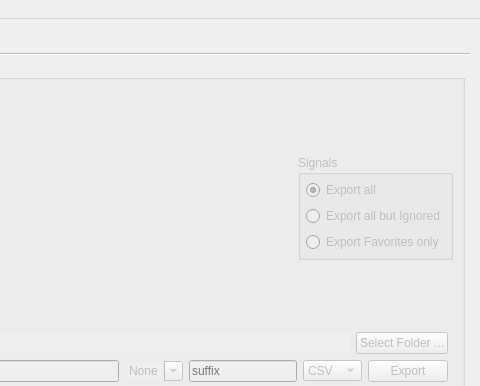
kevinanewman/colliderscope2024, file colliderscope.ui: the form before one commit; both pictures show x 575 to 1055 and y 0 to 386 of the 1055 by 832 pixel window.
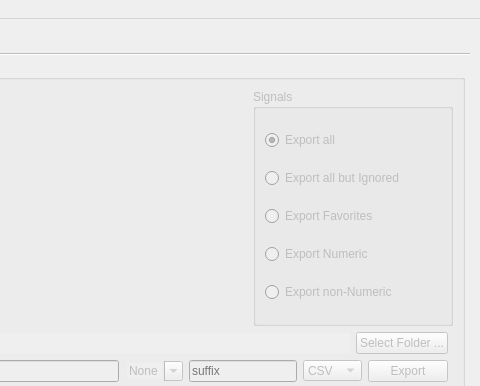
The form after the commit. The open tabs and pages were chosen to show the change. Icons and pictures are not drawn. Custom widgets are drawn as their Qt base class.

Commit message: fix for double-suffixed combined filename add option to export numeric-only or non-numeric-only data fix for combined file not obeying export row/column preferences

What changed in the file:
```diff
--- a/colliderscope.ui
+++ b/colliderscope.ui
@@ -2307,28 +2307,16 @@
              </item>
              <item>
               <widget class="QGroupBox" name="export_signal_buttons_layout">
+               <property name="minimumSize">
+                <size>
+                 <width>200</width>
+                 <height>0</height>
+                </size>
+               </property>
                <property name="title">
                 <string>Signals</string>
                </property>
                <layout class="QVBoxLayout" name="verticalLayout_10">
-                <property name="spacing">
-                 <number>-1</number>
-                </property>
-                <property name="sizeConstraint">
-                 <enum>QLayout::SetFixedSize</enum>
-                </property>
-                <property name="leftMargin">
-                 <number>5</number>
-                </property>
-                <property name="topMargin">
-                 <number>5</number>
-                </property>
-                <property name="rightMargin">
-                 <number>5</number>
-                </property>
-                <property name="bottomMargin">
-                 <number>5</number>
-                </property>
                 <item>
                  <widget class="QRadioButton" name="export_all_radioButton">
                   <property name="maximumSize">
@@ -2373,7 +2361,39 @@
                    </size>
                   </property>
                   <property name="text">
-                   <string>Export Favorites only</string>
+                   <string>Export Favorites</string>
+                  </property>
+                  <attribute name="buttonGroup">
+                   <string notr="true">export_options_buttonGroup</string>
+                  </attribute>
+                 </widget>
+                </item>
+                <item>
+                 <widget class="QRadioButton" name="export_numeric_only_radioButton">
+                  <property name="maximumSize">
+                   <size>
+                    <width>173</width>
+                    <height>20</height>
+                   </size>
+                  </property>
+                  <property name="text">
+                   <string>Export Numeric</string>
+                  </property>
+                  <attribute name="buttonGroup">
+                   <string notr="true">export_options_buttonGroup</string>
+                  </attribute>
+                 </widget>
+                </item>
+                <item>
+                 <widget class="QRadioButton" name="export_non_numeric_only_radioButton">
+                  <property name="maximumSize">
+                   <size>
+                    <width>173</width>
+                    <height>20</height>
+                   </size>
+                  </property>
+                  <property name="text">
+                   <string>Export non-Numeric</string>
                   </property>
                   <attribute name="buttonGroup">
                    <string notr="true">export_options_buttonGroup</string>
```
The commit also changes 2 other files.
